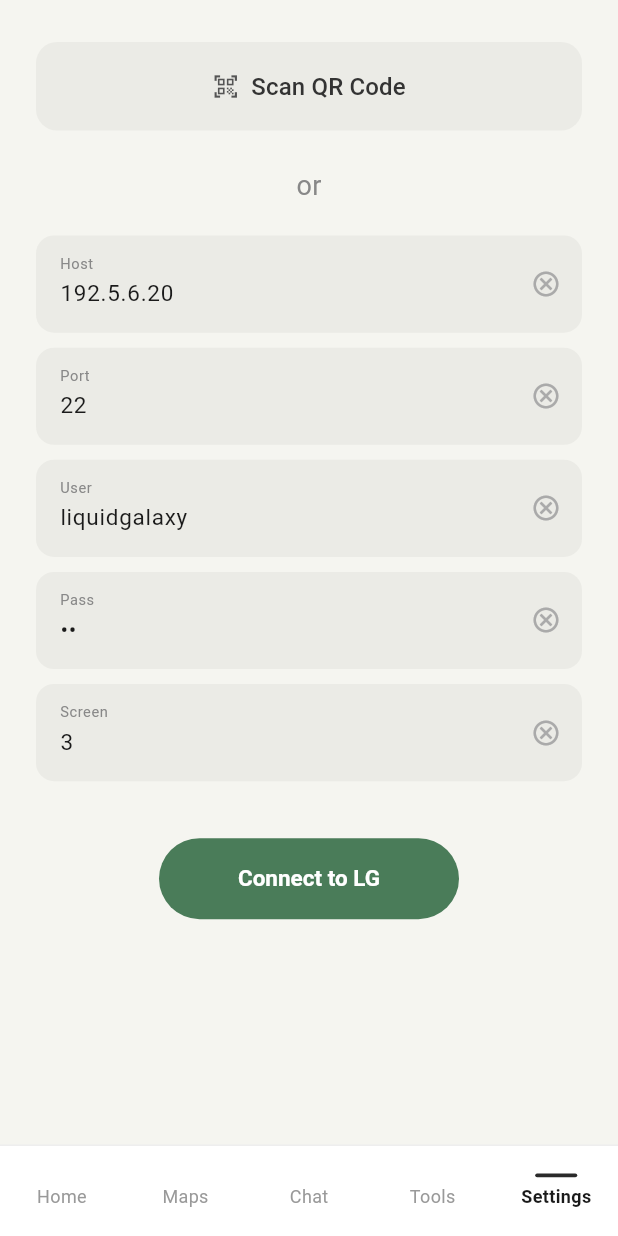
After one commit to trngdothuy/lg-app, a Flutter app: the HomeScreen screen opened directly, item 5 of the bottom bar chosen, after a tap on "Scan QR Code", on a phone screen of 412 x 824 dp. The commit adds this screen. Run offline on Flutter 3.47's test engine with Material 3 defaults, Android fonts, the phone set to English and light mode, and no system bars; our stand-ins replace flutter_tts; missing offline and left inert: dartssh2; network calls fail.

Commit message:
Built Home and Setting screens

```diff
--- a/lib/screens/connection_screen.dart
+++ b/lib/screens/connection_screen.dart
@@ -2,14 +2,14 @@ import 'package:flutter/material.dart';
 import 'package:dartssh2/dartssh2.dart';
 import 'controls_screen.dart';
 
-class ConnectionScreen extends StatefulWidget {
-  const ConnectionScreen({super.key});
+class SettingsScreen extends StatefulWidget {
+  const SettingsScreen({super.key});
 
   @override
-  State<ConnectionScreen> createState() => _ConnectionScreenState();
+  State<SettingsScreen> createState() => _SettingsScreenState();
 }
 
-class _ConnectionScreenState extends State<ConnectionScreen> {
+class _SettingsScreenState extends State<SettingsScreen> {
 
   final _userController = TextEditingController(text: 'lg1');
   final _hostController = TextEditingController(text: '192.168.56.101');
--- /dev/null
+++ b/lib/screens/home_screen.dart
@@ -0,0 +1,247 @@
+import 'package:flutter/material.dart';
+import 'settings_screen.dart';
+
+class HomeScreen extends StatefulWidget {
+  const HomeScreen({super.key});
+
+  @override
+  State<HomeScreen> createState() => _HomeScreenState();
+}
+
+class _HomeScreenState extends State<HomeScreen> {
+  int _selectedIndex = 0;
+  bool _isConnected = false; // update from SSH connection state
+
+  void _onNavTap(int index) {
+    setState(() => _selectedIndex = index);
+    if (index == 4) {
+      // Settings tab
+      Navigator.push(
+        context,
+        MaterialPageRoute(builder: (_) => const SettingsScreen()),
+      ).then((connected) {
+        if (connected == true) {
+          setState(() => _isConnected = true);
+        }
+      });
+    }
+  }
+
+  @override
+  Widget build(BuildContext context) {
+    return Scaffold(
+      backgroundColor: const Color(0xFFF5F5F0),
+      body: SafeArea(
+        child: Padding(
+          padding: const EdgeInsets.symmetric(horizontal: 32),
+          child: Column(
+            crossAxisAlignment: CrossAxisAlignment.center,
+            children: [
+              const Spacer(flex: 2),
+
+              // ── Avatar ──────────────────────────────────────────
+              Container(
+                width: 110,
+                height: 110,
+                decoration: BoxDecoration(
+                  shape: BoxShape.circle,
+                  boxShadow: [
+                    BoxShadow(
+                      color: Colors.black.withOpacity(0.12),
+                      blurRadius: 20,
+                      offset: const Offset(0, 6),
+                    ),
+                  ],
+                ),
+                child: ClipOval(
+                  child: Image.network(
+                    'https://cdn.myportfolio.com/17be4dd08c5417027a544816a909fcf8/fb2dab8c-5de5-47ba-96bc-c262ccdcdad0_rw_600.gif?h=adec1dcadf3bdfb29a908988bfeb432e',
+                    errorBuilder: (_, __, ___) => Container(
+                      color: const Color(0xFFE8C84A),
+                      child: const Icon(Icons.person, size: 60, color: Colors.white),
+                    ),
+                  ),
+                ),
+              ),
+
+              const SizedBox(height: 40),
+
+              // ── Greeting text ────────────────────────────────────
+              const Text(
+                'Hey there,\nnice to meet you,\nI\'m Angela.\nReady to dive in?\nLet\'s explore the living\nworld together and see\nwhich species need our\nhelp.',
+                textAlign: TextAlign.center,
+                style: TextStyle(
+                  color: Color(0xFF2A2A2A),
+                  fontSize: 19,
+                  fontWeight: FontWeight.w400,
+                  height: 1.65,
+                  letterSpacing: 0.1,
+                ),
+              ),
+
+              const SizedBox(height: 40),
+
+              // ── Status row ───────────────────────────────────────
+              Row(
+                mainAxisAlignment: MainAxisAlignment.center,
+                children: [
+                  const Text(
+                    'Status:',
+                    style: TextStyle(
+                      color: Color(0xFF555555),
+                      fontSize: 15,
+                      fontWeight: FontWeight.w500,
+                    ),
+                  ),
+                  const SizedBox(width: 10),
+                  Container(
+                    padding: const EdgeInsets.symmetric(
+                        horizontal: 14, vertical: 6),
+                    decoration: BoxDecoration(
+                      color: Colors.white,
+                      borderRadius: BorderRadius.circular(8),
+                      border: Border.all(color: const Color(0xFFDDDDDD)),
+                    ),
+                    child: Text(
+                      _isConnected ? 'Connected' : 'Not Connected',
+                      style: TextStyle(
+                        color: _isConnected
+                            ? const Color(0xFF4A8C5C)
+                            : const Color(0xFF555555),
+                        fontSize: 13,
+                        fontWeight: FontWeight.w500,
+                      ),
+                    ),
+                  ),
+                ],
+              ),
+
+              const SizedBox(height: 28),
+
+              // ── Connect button ───────────────────────────────────
+              SizedBox(
+                width: 160,
+                child: OutlinedButton(
+                  onPressed: () {
+                    Navigator.push(
+                      context,
+                      MaterialPageRoute(
+                          builder: (_) => const SettingsScreen()),
+                    ).then((connected) {
+                      if (connected == true) {
+                        setState(() => _isConnected = true);
+                      }
+                    });
+                  },
+                  style: OutlinedButton.styleFrom(
+                    foregroundColor: const Color(0xFF2A2A2A),
+                    side: const BorderSide(color: Color(0xFFCCCCCC)),
+                    backgroundColor: Colors.green,
+                    padding: const EdgeInsets.symmetric(vertical: 14),
+                    shape: RoundedRectangleBorder(
+                      borderRadius: BorderRadius.circular(10),
+                    ),
+                    textStyle: const TextStyle(
+                      fontSize: 15,
+                      fontWeight: FontWeight.w500,
+                    ),
+                  ),
+                  child: const Text('Connect'),
+                ),
+              ),
+
+              const Spacer(flex: 2),
+            ],
+          ),
+        ),
+      ),
+
+      // ── Bottom navigation bar ────────────────────────────────────
+      bottomNavigationBar: _BottomNav(
+        selectedIndex: _selectedIndex,
+        onTap: _onNavTap,
+      ),
+    );
+  }
+}
+
+// ──────────────────────────────────────────────────────────────
+// Bottom navigation bar
+// ──────────────────────────────────────────────────────────────
+class _BottomNav extends StatelessWidget {
+  final int selectedIndex;
+  final ValueChanged<int> onTap;
+
+  const _BottomNav({required this.selectedIndex, required this.onTap});
+
+  @override
+  Widget build(BuildContext context) {
+    const items = [
+      _NavItem(label: 'Home', icon: Icons.home_outlined),
+      _NavItem(label: 'Maps', icon: Icons.map_outlined),
+      _NavItem(label: 'Chat', icon: Icons.chat_bubble_outline),
+      _NavItem(label: 'Tools', icon: Icons.build_outlined),
+      _NavItem(label: 'Settings', icon: Icons.settings_outlined),
+    ];
+
+    return Container(
+      decoration: const BoxDecoration(
+        color: Colors.white,
+        border: Border(top: BorderSide(color: Color(0xFFEEEEEE))),
+      ),
+      child: SafeArea(
+        top: false,
+        child: SizedBox(
+          height: 60,
+          child: Row(
+            children: List.generate(items.length, (i) {
+              final selected = i == selectedIndex;
+              return Expanded(
+                child: GestureDetector(
+                  onTap: () => onTap(i),
+                  behavior: HitTestBehavior.opaque,
+                  child: Column(
+                    mainAxisAlignment: MainAxisAlignment.center,
+                    children: [
+                      // underline for selected tab
+                      if (selected)
+                        Container(
+                          width: 28,
+                          height: 2.5,
+                          margin: const EdgeInsets.only(bottom: 4),
+                          decoration: BoxDecoration(
+                            color: const Color(0xFF2A2A2A),
+                            borderRadius: BorderRadius.circular(2),
+                          ),
+                        )
+                      else
+                        const SizedBox(height: 6.5),
+                      Text(
+                        items[i].label,
+                        style: TextStyle(
+                          color: selected
+                              ? const Color(0xFF1A1A1A)
+                              : const Color(0xFF999999),
+                          fontSize: 12,
+                          fontWeight: selected
+                              ? FontWeight.w700
+                              : FontWeight.w400,
+                        ),
+                      ),
+                    ],
+                  ),
+                ),
+              );
+            }),
+          ),
+        ),
+      ),
+    );
+  }
+}
+
+class _NavItem {
+  final String label;
+  final IconData icon;
+  const _NavItem({required this.label, required this.icon});
+}
--- /dev/null
+++ b/lib/screens/settings_screen.dart
@@ -0,0 +1,327 @@
+import 'package:flutter/material.dart';
+import 'package:dartssh2/dartssh2.dart';
+import 'controls_screen.dart';
+
+class SettingsScreen extends StatefulWidget {
+  const SettingsScreen({super.key});
+
+  @override
+  State<SettingsScreen> createState() => _SettingsScreenState();
+}
+
+class _SettingsScreenState extends State<SettingsScreen> {
+  final _hostController = TextEditingController(text: '192.5.6.20');
+  final _portController = TextEditingController(text: '22');
+  final _userController = TextEditingController(text: 'liquidgalaxy');
+  final _passwordController = TextEditingController(text: 'lg');
+  final _screensController = TextEditingController(text: '3');
+
+  bool _isConnecting = false;
+  String _errorMessage = '';
+
+  Future<void> _connect() async {
+    final host = _hostController.text.trim();
+    final port = int.tryParse(_portController.text) ?? 22;
+    final username = _userController.text.trim();
+    final password = _passwordController.text;
+    final screens = int.tryParse(_screensController.text) ?? 3;
+
+    setState(() {
+      _isConnecting = true;
+      _errorMessage = '';
+    });
+
+    try {
+      final socket = await SSHSocket.connect(host, port);
+      final client = SSHClient(
+        socket,
+        username: username,
+        onPasswordRequest: () => password,
+      );
+      await client.authenticated;
+
+      if (mounted) {
+        Navigator.pushReplacement(
+          context,
+          MaterialPageRoute(
+            builder: (_) => ControlsScreen(
+              client: client,
+              host: host,
+              screens: screens,
+            ),
+          ),
+        );
+      }
+    } catch (e) {
+      setState(() {
+        _errorMessage = 'Connection failed: $e';
+        _isConnecting = false;
+      });
+    }
+  }
+
+  @override
+  void dispose() {
+    _hostController.dispose();
+    _portController.dispose();
+    _userController.dispose();
+    _passwordController.dispose();
+    _screensController.dispose();
+    super.dispose();
+  }
+
+  @override
+  Widget build(BuildContext context) {
+    return Scaffold(
+      backgroundColor: const Color(0xFFF5F5F0),
+      body: SafeArea(
+        child: SingleChildScrollView(
+          padding: const EdgeInsets.symmetric(horizontal: 24, vertical: 16),
+          child: Column(
+            crossAxisAlignment: CrossAxisAlignment.stretch,
+            children: [
+              const SizedBox(height: 12),
+
+              // ── Scan QR Code button ──────────────────────────────
+              OutlinedButton.icon(
+                onPressed: () {
+                  // TODO: implement QR scanner
+                },
+                icon: const Icon(Icons.qr_code_scanner_outlined,
+                    color: Color(0xFF555555)),
+                label: const Text(
+                  'Scan QR Code',
+                  style: TextStyle(
+                    color: Color(0xFF333333),
+                    fontSize: 16,
+                    fontWeight: FontWeight.w500,
+                  ),
+                ),
+                style: OutlinedButton.styleFrom(
+                  backgroundColor: const Color(0xFFEBEBE6),
+                  side: BorderSide.none,
+                  padding: const EdgeInsets.symmetric(vertical: 18),
+                  shape: RoundedRectangleBorder(
+                    borderRadius: BorderRadius.circular(14),
+                  ),
+                ),
+              ),
+
+              const SizedBox(height: 24),
+
+              // ── "or" divider ─────────────────────────────────────
+              const Center(
+                child: Text(
+                  'or',
+                  style: TextStyle(
+                    color: Color(0xFF888888),
+                    fontSize: 18,
+                    fontWeight: FontWeight.w400,
+                  ),
+                ),
+              ),
+
+              const SizedBox(height: 20),
+
+              // ── Input fields ─────────────────────────────────────
+              _buildField(
+                label: 'Host',
+                hint: 'Enter your host IP',
+                controller: _hostController,
+              ),
+              _buildField(
+                label: 'Port',
+                controller: _portController,
+                isNumber: true,
+              ),
+              _buildField(
+                label: 'User',
+                controller: _userController,
+              ),
+              _buildField(
+                label: 'Pass',
+                controller: _passwordController,
+                isPassword: true,
+              ),
+              _buildField(
+                label: 'Screen',
+                controller: _screensController,
+                isNumber: true,
+              ),
+
+              // ── Error message ────────────────────────────────────
+              if (_errorMessage.isNotEmpty) ...[
+                const SizedBox(height: 12),
+                Text(
+                  _errorMessage,
+                  style: const TextStyle(
+                    color: Colors.red,
+                    fontSize: 13,
+                  ),
+                ),
+              ],
+
+              const SizedBox(height: 28),
+
+              // ── Connect to LG button ─────────────────────────────
+              Align(
+                alignment: Alignment.center,
+                child: SizedBox(
+                  width: 200,
+                  child: ElevatedButton(
+                    onPressed: _isConnecting ? null : _connect,
+                    style: ElevatedButton.styleFrom(
+                      backgroundColor: const Color(0xFF4A7C59),
+                      foregroundColor: Colors.white,
+                      disabledBackgroundColor:
+                          const Color(0xFF4A7C59).withOpacity(0.5),
+                      padding: const EdgeInsets.symmetric(vertical: 18),
+                      shape: RoundedRectangleBorder(
+                        borderRadius: BorderRadius.circular(30),
+                      ),
+                      elevation: 0,
+                      textStyle: const TextStyle(
+                        fontSize: 15,
+                        fontWeight: FontWeight.w600,
+                      ),
+                    ),
+                    child: _isConnecting
+                        ? const SizedBox(
+                            width: 20,
+                            height: 20,
+                            child: CircularProgressIndicator(
+                              color: Colors.white,
+                              strokeWidth: 2,
+                            ),
+                          )
+                        : const Text('Connect to LG'),
+                  ),
+                ),
+              ),
+
+              const SizedBox(height: 32),
+            ],
+          ),
+        ),
+      ),
+
+      // ── Bottom navigation bar ────────────────────────────────────
+      bottomNavigationBar: _SettingsBottomNav(),
+    );
+  }
+
+  Widget _buildField({
+    required String label,
+    String? hint,
+    required TextEditingController controller,
+    bool isPassword = false,
+    bool isNumber = false,
+  }) {
+    return Container(
+      margin: const EdgeInsets.only(bottom: 10),
+      decoration: BoxDecoration(
+        color: const Color(0xFFEBEBE6),
+        borderRadius: BorderRadius.circular(12),
+      ),
+      child: TextField(
+        controller: controller,
+        obscureText: isPassword,
+        keyboardType: isNumber ? TextInputType.number : TextInputType.text,
+        style: const TextStyle(
+          color: Color(0xFF1A1A1A),
+          fontSize: 15,
+        ),
+        decoration: InputDecoration(
+          labelText: label,
+          hintText: hint,
+          labelStyle: const TextStyle(
+            color: Color(0xFF888888),
+            fontSize: 13,
+            fontWeight: FontWeight.w400,
+          ),
+          hintStyle: const TextStyle(
+            color: Color(0xFFAAAAAA),
+            fontSize: 13,
+          ),
+          // Clear (×) button on the right
+          suffixIcon: IconButton(
+            icon: const Icon(Icons.cancel_outlined,
+                color: Color(0xFFAAAAAA), size: 20),
+            onPressed: () => controller.clear(),
+          ),
+          border: InputBorder.none,
+          contentPadding:
+              const EdgeInsets.symmetric(horizontal: 16, vertical: 14),
+        ),
+      ),
+    );
+  }
+}
+
+// ──────────────────────────────────────────────────────────────
+// Bottom nav — Settings tab is active
+// ──────────────────────────────────────────────────────────────
+class _SettingsBottomNav extends StatelessWidget {
+  const _SettingsBottomNav();
+
+  @override
+  Widget build(BuildContext context) {
+    const labels = ['Home', 'Maps', 'Chat', 'Tools', 'Settings'];
+    const activeIndex = 4;
+
+    return Container(
+      decoration: const BoxDecoration(
+        color: Colors.white,
+        border: Border(top: BorderSide(color: Color(0xFFEEEEEE))),
+      ),
+      child: SafeArea(
+        top: false,
+        child: SizedBox(
+          height: 60,
+          child: Row(
+            children: List.generate(labels.length, (i) {
+              final selected = i == activeIndex;
+              return Expanded(
+                child: GestureDetector(
+                  onTap: () {
+                    if (i == 0) Navigator.pop(context);
+                  },
+                  behavior: HitTestBehavior.opaque,
+                  child: Column(
+                    mainAxisAlignment: MainAxisAlignment.center,
+                    children: [
+                      if (selected)
+                        Container(
+                          width: 28,
+                          height: 2.5,
+                          margin: const EdgeInsets.only(bottom: 4),
+                          decoration: BoxDecoration(
+                            color: const Color(0xFF2A2A2A),
+                            borderRadius: BorderRadius.circular(2),
+                          ),
+                        )
+                      else
+                        const SizedBox(height: 6.5),
+                      Text(
+                        labels[i],
+                           style: TextStyle(
+                          color: selected
+                              ? const Color(0xFF1A1A1A)
+                              : const Color(0xFF999999),
+                          fontSize: 12,
+                          fontWeight: selected
+                              ? FontWeight.w700
+                              : FontWeight.w400,
+                        ),
+                      ),
+                    ],
+                  ),
+                ),
+              );
+            }),
+          ),
+        ),
+      ),
+    );
+  }
+}
--- a/lib/screens/splash_screen_two.dart
+++ b/lib/screens/splash_screen_two.dart
@@ -1,5 +1,5 @@
 import 'package:flutter/material.dart';
-import 'connection_screen.dart';
+import 'home_screen.dart';
 
 class SplashScreenTwo extends StatefulWidget {
   const SplashScreenTwo({super.key});
@@ -26,7 +26,7 @@ class _SplashScreenTwoState extends State<SplashScreenTwo>
       if (!mounted) return;
       Navigator.of(context).pushReplacement(
         PageRouteBuilder(
-          pageBuilder: (_, __, ___) => const ConnectionScreen(),
+          pageBuilder: (_, __, ___) => const HomeScreen(),
           transitionsBuilder: (_, anim, __, child) =>
               FadeTransition(opacity: anim, child: child),
           transitionDuration: const Duration(milliseconds: 500),
```
